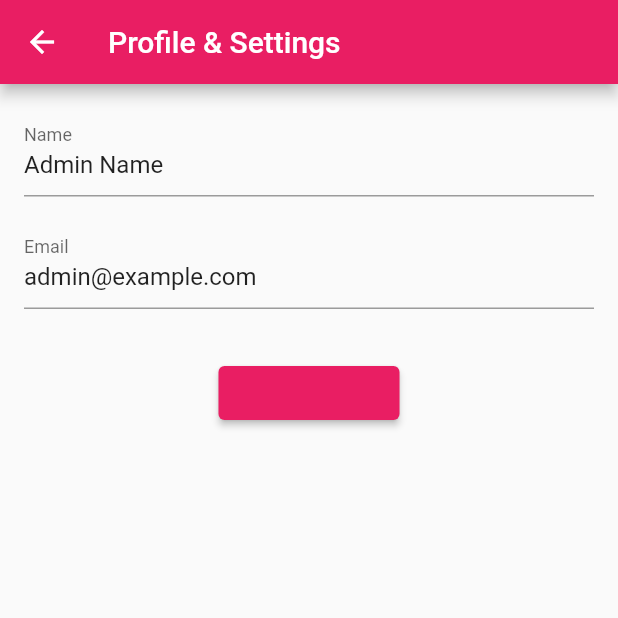
After one commit to Farzana-Samia/FixItINow, a Flutter app: the AdminPanel screen opened directly, scrolled down 40 dp, after a tap on "Profile & Settings", on a phone screen of 412 x 824 dp, the top half of it. The commit adds this screen. Run offline on Flutter 3.47's test engine with Material 3 defaults, Android fonts, the phone set to English and light mode, and no system bars; our stand-ins replace cloud_firestore, firebase_auth, firebase_core, fl_chart, flutter_local_notifications, google_fonts and 1 more; missing offline and left inert: flutter_fix_it_now; accounts and stored records are empty.

Commit message:
admin profile and notification added

```diff
--- a/lib/samia-admin/admin_panel.dart
+++ b/lib/samia-admin/admin_panel.dart
@@ -7,6 +7,8 @@ import 'cr_list_page.dart';
 import 'guest_sessions_page.dart';
 import 'admin_summary_page.dart';
 
+import 'admin_profile_page.dart';
+import 'notifications_page.dart';
 
 class AdminPanel extends StatelessWidget {
   const AdminPanel({super.key});
@@ -16,14 +18,13 @@ class AdminPanel extends StatelessWidget {
     return Scaffold(
       appBar: AppBar(
         title: const Text('Admin Panel'),
-        // AppBarTheme in main.dart handles the background and foreground colors.
-        automaticallyImplyLeading: false, // Hide default back button
-        leading: Builder( // Use Builder to get a context that can open the Scaffold's drawer
+        automaticallyImplyLeading: false,
+        leading: Builder(
           builder: (BuildContext context) {
             return IconButton(
-              icon: const Icon(Icons.menu), // Hamburger icon for drawer
+              icon: const Icon(Icons.menu),
               onPressed: () {
-                Scaffold.of(context).openDrawer(); // Opens the drawer
+                Scaffold.of(context).openDrawer();
               },
             );
           },
@@ -33,21 +34,47 @@ class AdminPanel extends StatelessWidget {
             icon: const Icon(Icons.logout),
             tooltip: 'Sign Out',
             onPressed: () {
-              Navigator.pushReplacement(
-                context,
-                MaterialPageRoute(builder: (context) => const LoginPage()),
+              showDialog(
+                context: context,
+                builder: (context) => AlertDialog(
+                  title: const Text('Confirm Logout'),
+                  content: const Text('Are you sure you want to logout?'),
+                  actions: [
+                    TextButton(
+                      onPressed: () => Navigator.pop(context),
+                      child: const Text('Cancel'),
+                      style: TextButton.styleFrom(
+                        foregroundColor: Colors.pink,  // button text color
+                      ),
+                    ),
+                    TextButton(
+                      onPressed: () {
+                        Navigator.pop(context);
+                        Navigator.pushReplacement(
+                          context,
+                          MaterialPageRoute(builder: (context) => const LoginPage()),
+                        );
+                      },
+                      child: const Text('Logout'),
+                      style: TextButton.styleFrom(
+                        foregroundColor: Colors.pink,  // button text color
+                      ),
+                    ),
+                  ],
+                ),
               );
             },
           ),
+
         ],
       ),
-      drawer: Drawer( // The Drawer widget
+      drawer: Drawer(
         child: ListView(
-          padding: EdgeInsets.zero, // Remove default padding
+          padding: EdgeInsets.zero,
           children: <Widget>[
             DrawerHeader(
               decoration: BoxDecoration(
-                color: Colors.pink, // Drawer header background color
+                color: Colors.pink,
               ),
               child: Column(
                 crossAxisAlignment: CrossAxisAlignment.start,
@@ -60,14 +87,6 @@ class AdminPanel extends StatelessWidget {
                       fontSize: 24,
                     ),
                   ),
-                  SizedBox(height: 8),
-                  Text(
-                    '',
-                    style: TextStyle(
-                      color: Colors.white70,
-                      fontSize: 16,
-                    ),
-                  ),
                 ],
               ),
             ),
@@ -75,19 +94,16 @@ class AdminPanel extends StatelessWidget {
               leading: const Icon(Icons.info),
               title: const Text('About Us'),
               onTap: () {
-                Navigator.pop(context); // Close the drawer
-                // FIX: Removed navigation logic. Now it just closes the drawer.
+                Navigator.pop(context);
               },
             ),
             ListTile(
               leading: const Icon(Icons.contact_mail),
               title: const Text('Contact Us'),
               onTap: () {
-                Navigator.pop(context); // Close the drawer
-                // FIX: Removed navigation logic. Now it just closes the drawer.
+                Navigator.pop(context);
               },
             ),
-            // You can add more ListTiles here for other drawer items
           ],
         ),
       ),
@@ -159,8 +175,30 @@ class AdminPanel extends StatelessWidget {
               title: 'Summary',
               onTap: () {
                 Navigator.push(
-                context,
-                MaterialPageRoute(builder: (context) => const AdminSummaryPage()),
+                  context,
+                  MaterialPageRoute(builder: (context) => const AdminSummaryPage()),
+                );
+              },
+            ),
+            _buildAdminPanelCard(
+              context,
+              icon: Icons.person,
+              title: 'Profile & Settings',
+              onTap: () {
+                Navigator.push(
+                  context,
+                  MaterialPageRoute(builder: (context) => const AdminProfilePage()),
+                );
+              },
+            ),
+            _buildAdminPanelCard(
+              context,
+              icon: Icons.notifications,
+              title: 'Notifications',
+              onTap: () {
+                Navigator.push(
+                  context,
+                  MaterialPageRoute(builder: (context) => const NotificationsPage()),
                 );
               },
             ),
--- /dev/null
+++ b/lib/samia-admin/admin_profile_page.dart
@@ -0,0 +1,51 @@
+import 'package:flutter/material.dart';
+
+class AdminProfilePage extends StatefulWidget {
+  const AdminProfilePage({super.key});
+
+  @override
+  State<AdminProfilePage> createState() => _AdminProfilePageState();
+}
+
+class _AdminProfilePageState extends State<AdminProfilePage> {
+  final TextEditingController _nameController = TextEditingController(text: "Admin Name");
+  final TextEditingController _emailController = TextEditingController(text: "admin@example.com");
+
+  @override
+  Widget build(BuildContext context) {
+    return Scaffold(
+      appBar: AppBar(
+        title: const Text('Profile & Settings'),
+      ),
+      body: Padding(
+        padding: const EdgeInsets.all(16),
+        child: Column(
+          children: [
+            TextField(
+              controller: _nameController,
+              decoration: const InputDecoration(labelText: 'Name'),
+            ),
+            const SizedBox(height: 16),
+            TextField(
+              controller: _emailController,
+              decoration: const InputDecoration(labelText: 'Email'),
+              readOnly: true,
+            ),
+            const SizedBox(height: 32),
+            ElevatedButton(
+              onPressed: () {
+                ScaffoldMessenger.of(context).showSnackBar(
+                  const SnackBar(content: Text('Profile saved')),
+                );
+              },
+              child: const Text('Save Changes'),
+              style: TextButton.styleFrom(
+                foregroundColor: Colors.pink,  // button text color
+              ),
+            )
+          ],
+        ),
+      ),
+    );
+  }
+}
```
Also changed, not shown: lib/samia-admin/notifications_page.dart (added, +40 -0 lines).
